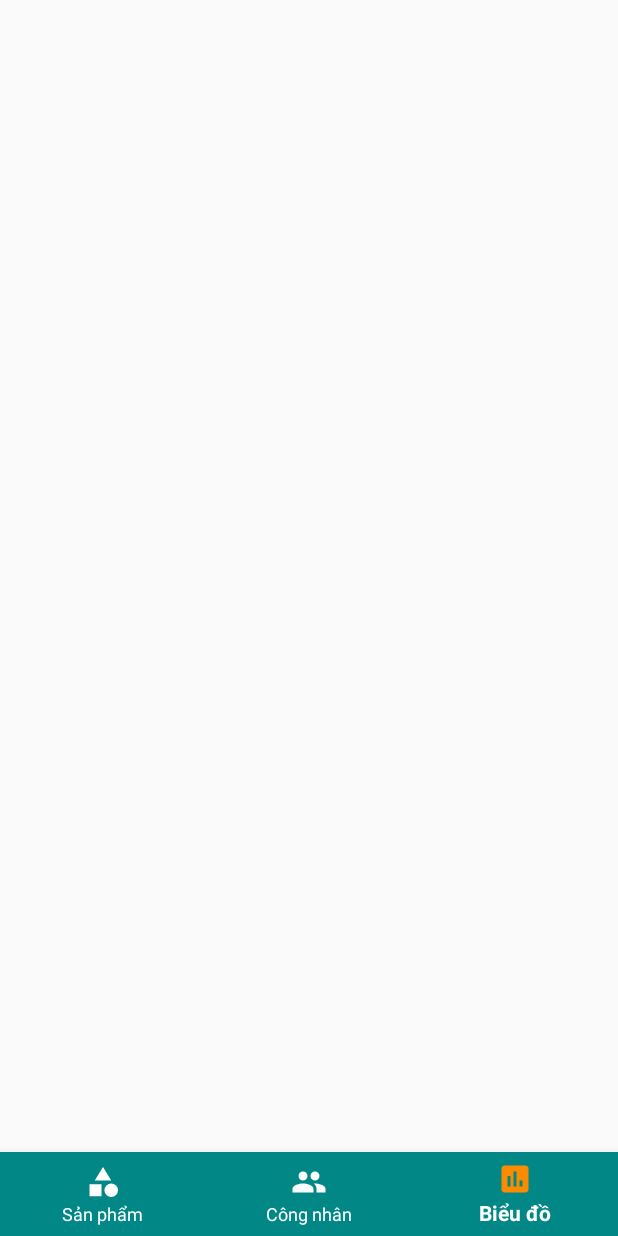
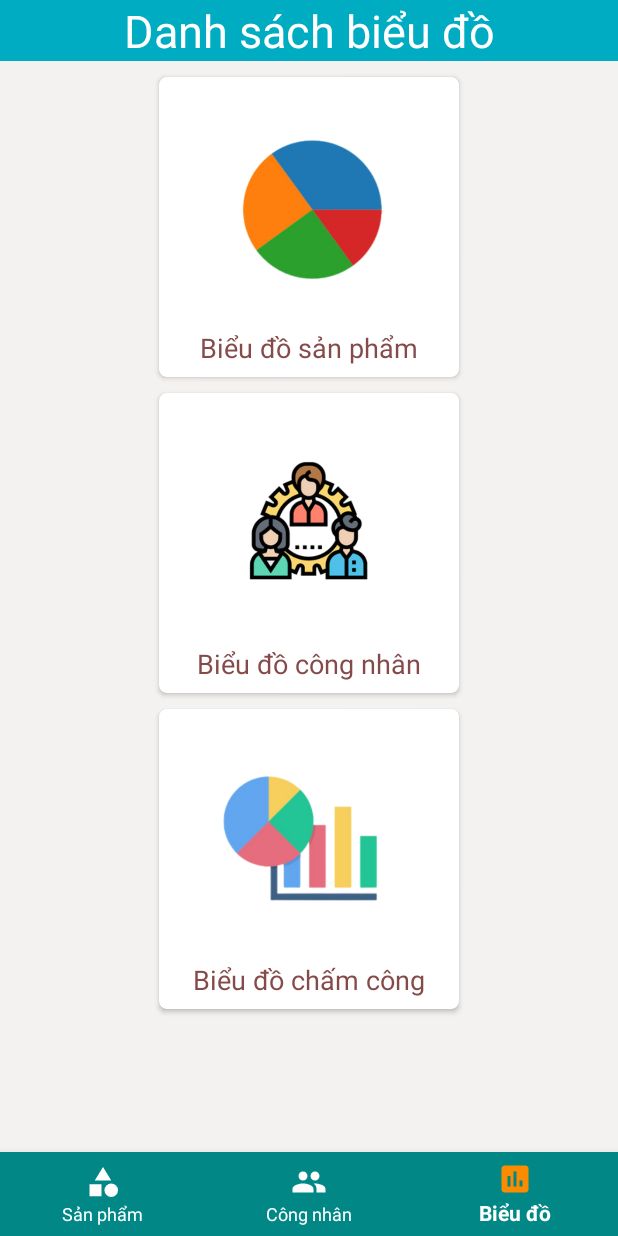
Before and after one commit to nvnptit/MobileGK17, an Android app: the screen it shows after launch (MainActivity), item 3 of the bottom bar chosen, on a phone screen of 412 x 824 dp. Run offline under Robolectric (Android 15) with nearby library versions, the phone set to English and light mode, and no system bars; our stand-ins replace Picasso; pictures from the network do not load.

Commit message:
update Cong Nhan, Cham Cong, Bieu Do

```diff
--- a/app/src/main/java/com/nvn/mobilegk17/activity/ChartActivity.java
+++ b/app/src/main/java/com/nvn/mobilegk17/activity/ChartActivity.java
@@ -49,7 +49,6 @@ public class ChartActivity extends AppCompatActivity {
     private void setEvent() {
         //Initialize array list
         dbSanPham = new DbSanPham(getApplicationContext());
-//        initDataDB();
         ArrayList<BarEntry> barEntries = new ArrayList<>();
         ArrayList<PieEntry> pieEntries = new ArrayList<>();
         //Use for loop
--- a/app/src/main/java/com/nvn/mobilegk17/fragment/BieuDoFragment.java
+++ b/app/src/main/java/com/nvn/mobilegk17/fragment/BieuDoFragment.java
@@ -1,7 +1,11 @@
 package com.nvn.mobilegk17.fragment;
 
+import android.content.Intent;
 import android.os.Bundle;
 
+import androidx.annotation.NonNull;
+import androidx.annotation.Nullable;
+import androidx.cardview.widget.CardView;
 import androidx.fragment.app.Fragment;
 
 import android.view.LayoutInflater;
@@ -9,9 +13,10 @@ import android.view.View;
 import android.view.ViewGroup;
 
 import com.nvn.mobilegk17.R;
+import com.nvn.mobilegk17.activity.ChartActivity;
 
 public class BieuDoFragment extends Fragment {
-
+    CardView bdSanPham,bdCongNhan,bdChamCong;
     public BieuDoFragment() {
         // Required empty public constructor
     }
@@ -24,7 +29,41 @@ public class BieuDoFragment extends Fragment {
     @Override
     public View onCreateView(LayoutInflater inflater, ViewGroup container,
                              Bundle savedInstanceState) {
-        // Inflate the layout for this fragment
         return inflater.inflate(R.layout.fragment_bieu_do, container, false);
     }
+
+    @Override
+    public void onViewCreated(@NonNull View view, @Nullable Bundle savedInstanceState) {
+        super.onViewCreated(view, savedInstanceState);
+        setControl();
+        setEvent();
+    }
+
+    private void setEvent() {
+        bdSanPham.setOnClickListener(new View.OnClickListener() {
+            @Override
+            public void onClick(View view) {
+                Intent intent = new Intent(getContext(), ChartActivity.class);
+                startActivity(intent);
+            }
+        });
+        bdCongNhan.setOnClickListener(new View.OnClickListener() {
+            @Override
+            public void onClick(View view) {
+
+            }
+        });
+        bdChamCong.setOnClickListener(new View.OnClickListener() {
+            @Override
+            public void onClick(View view) {
+
+            }
+        });
+    }
+
+    private void setControl() {
+        bdSanPham = getActivity().findViewById(R.id.card1);
+        bdCongNhan = getActivity().findViewById(R.id.card2);
+        bdChamCong = getActivity().findViewById(R.id.card3);
+    }
 }
--- a/app/src/main/res/layout/fragment_bieu_do.xml
+++ b/app/src/main/res/layout/fragment_bieu_do.xml
@@ -1,8 +1,89 @@
 <?xml version="1.0" encoding="utf-8"?>
-<FrameLayout xmlns:android="http://schemas.android.com/apk/res/android"
+<LinearLayout xmlns:android="http://schemas.android.com/apk/res/android"
+    xmlns:app="http://schemas.android.com/apk/res-auto"
     xmlns:tools="http://schemas.android.com/tools"
     android:layout_width="match_parent"
     android:layout_height="match_parent"
+    android:orientation="vertical"
+    android:background="#F4F1F1"
     tools:context=".fragment.BieuDoFragment">
 
-</FrameLayout>
+    <TextView
+        android:layout_width="match_parent"
+        android:layout_height="wrap_content"
+        android:gravity="center"
+        android:text="@string/dsBieuDo"
+        android:textSize="30dp"
+        android:textColor="@color/white"
+        android:background="#00ACC1"/>
+
+    <LinearLayout
+        android:layout_width="match_parent"
+        android:layout_height="match_parent"
+        android:layout_marginTop="5dp"
+        android:orientation="vertical">
+
+        <androidx.cardview.widget.CardView
+            android:id="@+id/card1"
+            app:cardCornerRadius="5dp"
+            style="@style/stylebieudo">
+            <LinearLayout style="@style/style_linear_mcv">
+                <ImageView
+                    android:layout_width="150dp"
+                    android:layout_height="150dp"
+                    android:layout_margin="5dp"
+                    android:src="@drawable/chart1" />
+                <TextView
+                    android:layout_width="wrap_content"
+                    android:layout_height="wrap_content"
+                    android:gravity="center"
+                    android:text="Biểu đồ sản phẩm"
+                    android:textColor="#854B4B"
+                    android:textSize="18sp" />
+            </LinearLayout>
+        </androidx.cardview.widget.CardView>
+
+        <androidx.cardview.widget.CardView
+            android:id="@+id/card2"
+            app:cardCornerRadius="5dp"
+            style="@style/stylebieudo">
+
+            <LinearLayout style="@style/style_linear_mcv">
+                <ImageView
+                    android:layout_width="150dp"
+                    android:layout_height="150dp"
+                    android:layout_margin="5dp"
+                    android:src="@drawable/chart2" />
+                <TextView
+                    android:layout_width="wrap_content"
+                    android:layout_height="wrap_content"
+                    android:gravity="center"
+                    android:text="Biểu đồ công nhân"
+                    android:textColor="#854B4B"
+                    android:textSize="18sp" />
+            </LinearLayout>
+        </androidx.cardview.widget.CardView>
+
+        <androidx.cardview.widget.CardView
+            android:id="@+id/card3"
+            app:cardCornerRadius="5dp"
+            style="@style/stylebieudo">
+
+            <LinearLayout style="@style/style_linear_mcv">
+                <ImageView
+                    android:layout_width="150dp"
+                    android:layout_height="150dp"
+                    android:layout_margin="5dp"
+                    android:src="@drawable/chart3" />
+                <TextView
+                    android:layout_width="wrap_content"
+                    android:layout_height="wrap_content"
+                    android:gravity="center"
+                    android:text="Biểu đồ chấm công"
+                    android:textColor="#854B4B"
+                    android:textSize="18sp" />
+            </LinearLayout>
+        </androidx.cardview.widget.CardView>
+
+    </LinearLayout>
+</LinearLayout>
--- a/app/src/main/res/values/strings.xml
+++ b/app/src/main/res/values/strings.xml
@@ -26,5 +26,6 @@
     <string name="SoThanhPham">Số thành phẩm: </string>
     <string name="SoPhePham">Số phế phẩm: </string>
     <string name="search">Search: </string>
+    <string name="dsBieuDo">Danh sách biểu đồ</string>
 
 </resources>
--- a/app/src/main/res/values/styles.xml
+++ b/app/src/main/res/values/styles.xml
@@ -16,4 +16,11 @@
         <item name="android:gravity">center</item>
         <item name="android:orientation">vertical</item>
     </style>
+
+    <style name="stylebieudo">
+        <item name="android:layout_width">200dp</item>
+        <item name="android:layout_height">200dp</item>
+        <item name="android:layout_gravity">center</item>
+        <item name="android:layout_margin">5dp</item>
+    </style>
 </resources>
```
Also changed, not shown: app/src/main/res/drawable-v24/chart1.png (added), app/src/main/res/drawable-v24/chart2.png (added), app/src/main/res/drawable-v24/chart3.png (added).
